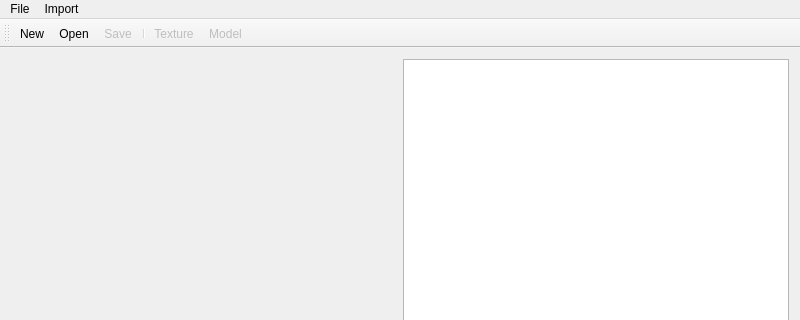
Old version of the form Editor/editor.ui in the repository NinjaDanz3r/NinjaOctopushBurgersOfDoom; both pictures show x 0 to 800 and y 0 to 320 of the 800 by 600 pixel window.
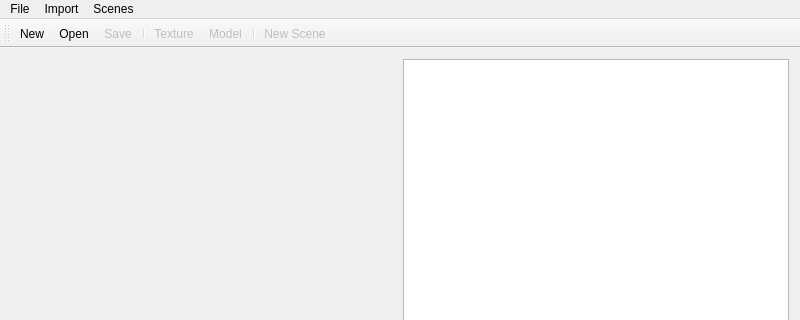
New version of the form. Icons and pictures are not drawn. Custom widgets are drawn as their Qt base class.

```diff
--- a/Editor/editor.ui
+++ b/Editor/editor.ui
@@ -77,8 +77,15 @@
     <addaction name="separator"/>
     <addaction name="actionImportModel"/>
    </widget>
+   <widget class="QMenu" name="menuScenes">
+    <property name="title">
+     <string>Scenes</string>
+    </property>
+    <addaction name="actionNew_Scene"/>
+   </widget>
    <addaction name="menuFile"/>
    <addaction name="menuImport"/>
+   <addaction name="menuScenes"/>
   </widget>
   <widget class="QToolBar" name="mainToolBar">
    <attribute name="toolBarArea">
@@ -93,6 +100,8 @@
    <addaction name="separator"/>
    <addaction name="actionImportTexture"/>
    <addaction name="actionImportModel"/>
+   <addaction name="separator"/>
+   <addaction name="actionNew_Scene"/>
   </widget>
   <widget class="QStatusBar" name="statusBar"/>
   <action name="actionQuit">
@@ -185,6 +194,18 @@
     <string>Import Texture</string>
    </property>
   </action>
+  <action name="actionNew_Scene">
+   <property name="enabled">
+    <bool>false</bool>
+   </property>
+   <property name="icon">
+    <iconset resource="editor.qrc">
+     <normaloff>:/Editor/Resources/media-scene.png</normaloff>:/Editor/Resources/media-scene.png</iconset>
+   </property>
+   <property name="text">
+    <string>New Scene</string>
+   </property>
+  </action>
  </widget>
  <layoutdefault spacing="6" margin="11"/>
  <customwidgets>
```
